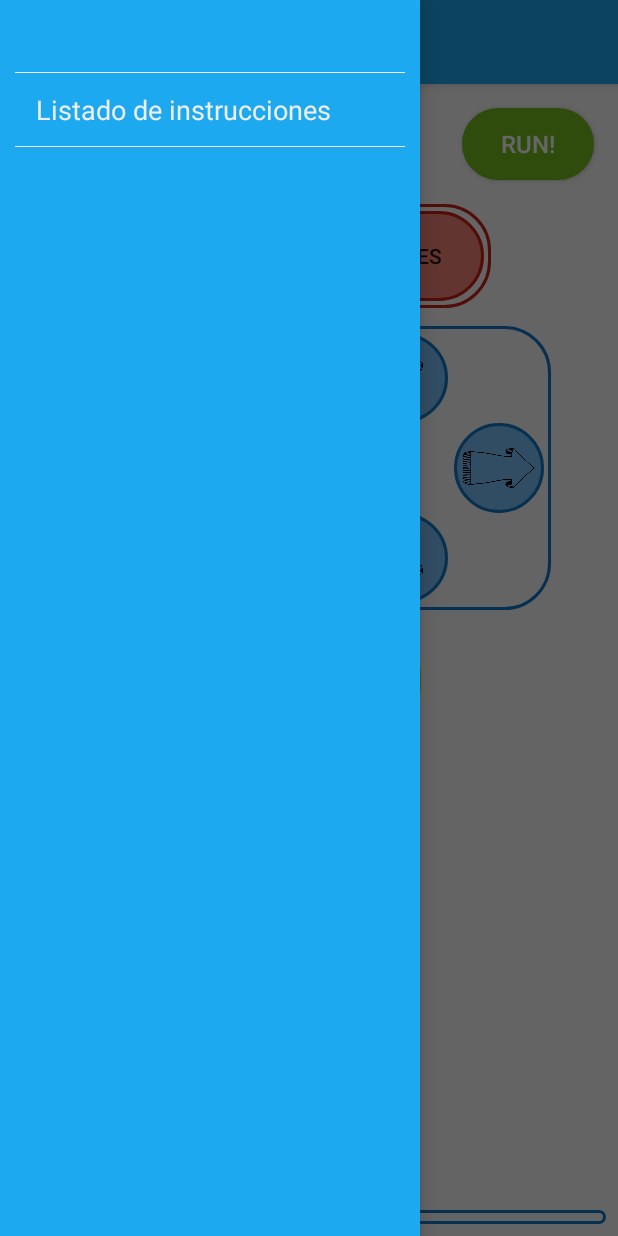
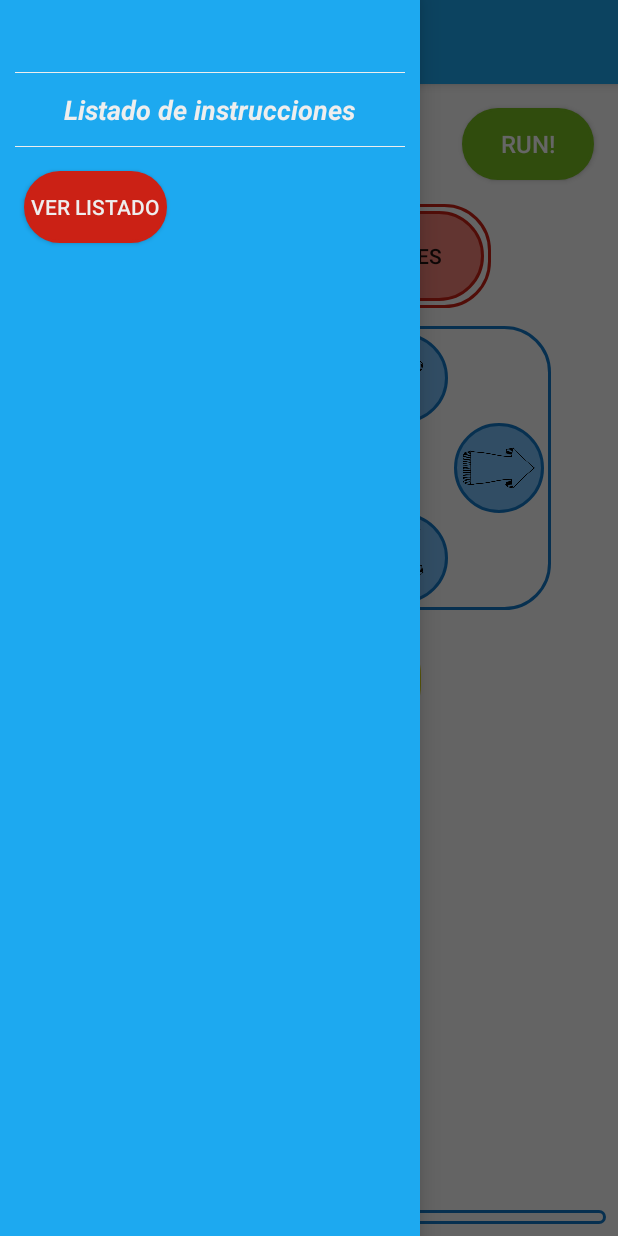
Before and after one commit to ecvargase/CarWiFi, an Android app: the screen it shows after launch (MainActivity), with the side drawer open, on a phone screen of 412 x 824 dp. Run offline under Robolectric (Android 15) with nearby library versions, the phone set to English and light mode, and no system bars; our stand-ins replace EventBus, Picasso, RxJava, Timber, data binding; pictures from the network do not load; 1 statement that could not run was skipped.

Commit message:
add eventbus, instruction at navigation drawer and scroll to last item on recyclerview

```diff
--- a/app/build.gradle
+++ b/app/build.gradle
@@ -60,6 +60,9 @@ dependencies {
 //    compile 'com.squareup.okhttp3:logging-interceptor:3.3.1'
     compile 'com.squareup.retrofit2:converter-gson:2.3.0'
 
+    //Event bus
+    compile 'org.greenrobot:eventbus:3.1.1'
+
     //Test
     testCompile 'junit:junit:4.12'
     implementation 'com.android.support.constraint:constraint-layout:1.0.2'
--- a/app/src/main/java/com/espiot/cav/carwifi/MainActivity.java
+++ b/app/src/main/java/com/espiot/cav/carwifi/MainActivity.java
@@ -1,14 +1,19 @@
 package com.espiot.cav.carwifi;
 
+import android.databinding.DataBindingUtil;
 import android.os.Bundle;
 import android.support.v4.app.FragmentTransaction;
 import android.support.v7.app.AppCompatActivity;
 import android.view.View;
 import android.view.Window;
 
+import com.espiot.cav.carwifi.common.Config;
+import com.espiot.cav.carwifi.common.models.ItemList;
+import com.espiot.cav.carwifi.databinding.ActivityMainBinding;
 import com.espiot.cav.carwifi.interfaces.CommonInterfaces;
-import com.espiot.cav.carwifi.ui.Controls;
 import com.espiot.cav.carwifi.ui.ProgTan;
+
+import java.util.Arrays;
 
 import timber.log.Timber;
 
@@ -16,19 +21,56 @@ import timber.log.Timber;
  * Created by camilovargas on 11/09/17.
  */
 
-public class MainActivity extends AppCompatActivity implements CommonInterfaces {
+public class MainActivity extends AppCompatActivity {
 
-    private Controls controls;
     private ProgTan progTan;
+    private ActivityMainBinding activityMainBinding;
 
     @Override
     protected void onCreate(Bundle savedInstanceState) {
-
         requestWindowFeature(Window.FEATURE_NO_TITLE);
         super.onCreate(savedInstanceState);
         Timber.plant(new Timber.DebugTree());
-        setContentView(R.layout.activity_main);
+        activityMainBinding = DataBindingUtil.setContentView(this, R.layout.activity_main);
+        activityMainBinding.setMain(this);
+        setConfig();
         initFragments();
+    }
+
+    public void setConfig() {
+        activityMainBinding.textTest.setOnClickListener(new View.OnClickListener() {
+            @Override
+            public void onClick(View view) {
+
+                if (Config.getInstance().getItems() != null) {
+                    String listView = "";
+                    for (ItemList items : Config.getInstance().getItems()) {
+                        String action = "";
+                        String actuator = "";
+                        if (items.getInstruction().equals(Config.DOWN))
+                            action = " Hacia atrás";
+                        if (items.getInstruction().equals(Config.LEFT))
+                            action = " Hacia la izquierda";
+                        if (items.getInstruction().equals(Config.RIGHT))
+                            action = " Hacia la derecha";
+                        if (items.getInstruction().equals(Config.UP))
+                            action = " Hacia adelante";
+                        if (items.getInstruction().equals(Config.OFF))
+                            action = " Quitar la luz";
+                        if (items.getInstruction().equals(Config.ON))
+                            action = " Alumbrar";
+                        if (items.getPeripheral().equals("led"))
+                            actuator = "Bombillos ";
+                        if (items.getPeripheral().equals("move"))
+                            actuator = " Carrito ";
+                        listView = listView + actuator + " : " + action + "\n\n";
+                    }
+                    Timber.i("Listado : %s", listView);
+                    activityMainBinding.instructionText.setText(listView);
+                }
+            }
+        });
+
     }
 
     public void initFragments() {
@@ -41,8 +83,4 @@ public class MainActivity extends AppCompatActivity implements CommonInterfaces
         }
     }
 
-    @Override
-    public void onClick(View view, int position, boolean isLongClick) {
-        Timber.d("jhagsdjhasdha");
-    }
 }
--- a/app/src/main/res/layout/activity_main.xml
+++ b/app/src/main/res/layout/activity_main.xml
@@ -1,6 +1,5 @@
 <?xml version="1.0" encoding="utf-8"?>
 <layout xmlns:android="http://schemas.android.com/apk/res/android"
-    xmlns:app="http://schemas.android.com/apk/res-auto"
     xmlns:tools="http://schemas.android.com/tools">
 
     <data>
@@ -47,9 +46,9 @@
                             android:id="@+id/text_toolbar"
                             android:layout_width="wrap_content"
                             android:layout_height="wrap_content"
+                            android:text="ProgTan"
                             android:textColor="#EEEEEE"
-                            android:textSize="24sp"
-                            android:text="ProgTan" />
+                            android:textSize="24sp" />
 
                     </RelativeLayout>
 
@@ -78,14 +77,6 @@
                     android:layout_height="match_parent"
                     android:layout_marginTop="24dp">
 
-                    <!--<ImageView-->
-                    <!--android:id="@+id/logo_menu"-->
-                    <!--android:layout_width="match_parent"-->
-                    <!--android:layout_height="140dp"-->
-                    <!--android:layout_centerHorizontal="true"-->
-                    <!--android:layout_margin="16dp"-->
-                    <!--android:src="@drawable/im_splash_logo_innovakit" />-->
-
 
                     <RelativeLayout
                         android:id="@+id/container_menu"
@@ -100,19 +91,14 @@
                             android:layout_marginEnd="10dp"
                             android:layout_marginStart="10dp"
                             android:background="#EEEEEE" />
-                        <!--<ImageView-->
-                        <!--android:layout_marginEnd="10dp"-->
-                        <!--android:layout_centerVertical="true"-->
-                        <!--android:layout_alignParentRight="true"-->
-                        <!--android:layout_width="30dp"-->
-                        <!--android:layout_height="30dp"-->
-                        <!--android:src="@drawable/ic_phone"/>-->
 
                         <TextView
                             android:layout_width="wrap_content"
                             android:layout_height="wrap_content"
                             android:layout_centerVertical="true"
                             android:layout_marginStart="24dp"
+                            android:layout_centerHorizontal="true"
+                            android:textStyle="bold|italic"
                             android:text="Listado de instrucciones"
                             android:textColor="#EEEEEE"
                             android:textSize="18sp" />
@@ -128,6 +114,39 @@
                     </RelativeLayout>
 
 
+                    <ScrollView
+                        android:id="@+id/container_instruction"
+                        android:layout_width="match_parent"
+                        android:layout_height="wrap_content"
+                        android:layout_below="@id/container_menu">
+
+                        <RelativeLayout
+                            android:layout_width="match_parent"
+                            android:layout_height="wrap_content">
+
+                            <Button
+                                android:id="@+id/text_test"
+                                android:layout_width="wrap_content"
+                                android:layout_height="wrap_content"
+                                android:layout_alignParentTop="true"
+                                android:layout_margin="16dp"
+                                android:background="@drawable/custom_buttom_all_red"
+                                android:text="Ver listado"
+                                android:textColor="#EEEEEE" />
+
+                            <TextView
+                                android:id="@+id/instruction_text"
+                                android:layout_width="wrap_content"
+                                android:layout_height="wrap_content"
+                                android:layout_below="@id/text_test"
+                                android:layout_centerHorizontal="true"
+                                android:layout_margin="16dp"
+                                android:textColor="#EEEEEE"
+                                android:textSize="16sp" />
+                        </RelativeLayout>
+
+                    </ScrollView>
+
                 </RelativeLayout>
 
             </android.support.design.widget.NavigationView>
--- a/app/src/main/res/layout/prog_tan.xml
+++ b/app/src/main/res/layout/prog_tan.xml
@@ -108,6 +108,7 @@
                 <!--android:background="@drawable/custom_buttom_purple"-->
                 <!--android:scaleType="fitXY"-->
                 <!--android:text="IF" />-->
+
                 <Button
                     android:id="@+id/for_button"
                     android:layout_width="100dp"
@@ -126,16 +127,14 @@
                     android:background="@drawable/custom_buttom_purple"
                     android:scaleType="fitXY"
                     android:text="IF"
-                    android:textColor="#EEEEEE"/>
+                    android:textColor="#EEEEEE" />
             </RelativeLayout>
 
             <RelativeLayout
-                android:background="@drawable/custom_buttom_general_blue"
                 android:id="@+id/instructions_move"
                 android:layout_width="wrap_content"
                 android:layout_height="wrap_content"
-                android:layout_alignEnd="@+id/run"
-                android:layout_below="@+id/embebido_container">
+                android:background="@drawable/custom_buttom_general_blue">
 
                 <LinearLayout
                     android:id="@+id/directions"
```
Also changed, not shown: app/src/main/java/com/espiot/cav/carwifi/adapters/InstructionsAdapter.java (+14 -9 lines), app/src/main/java/com/espiot/cav/carwifi/common/Config.java (+23 -0 lines), app/src/main/java/com/espiot/cav/carwifi/eventbus/ItemListeners.java (added, +24 -0 lines), app/src/main/java/com/espiot/cav/carwifi/ui/ProgTan.java (+57 -3 lines).
